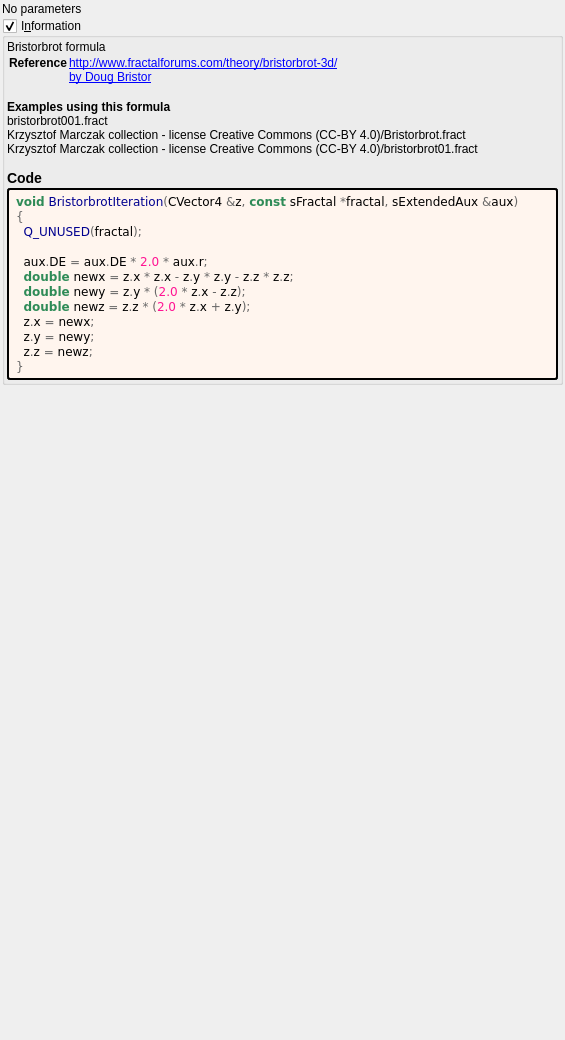
The window that mandelbulber2/formula/ui/bristorbrot.ui (buddhi1980/mandelbulber2) describes before a commit, drawn with Qt 5.
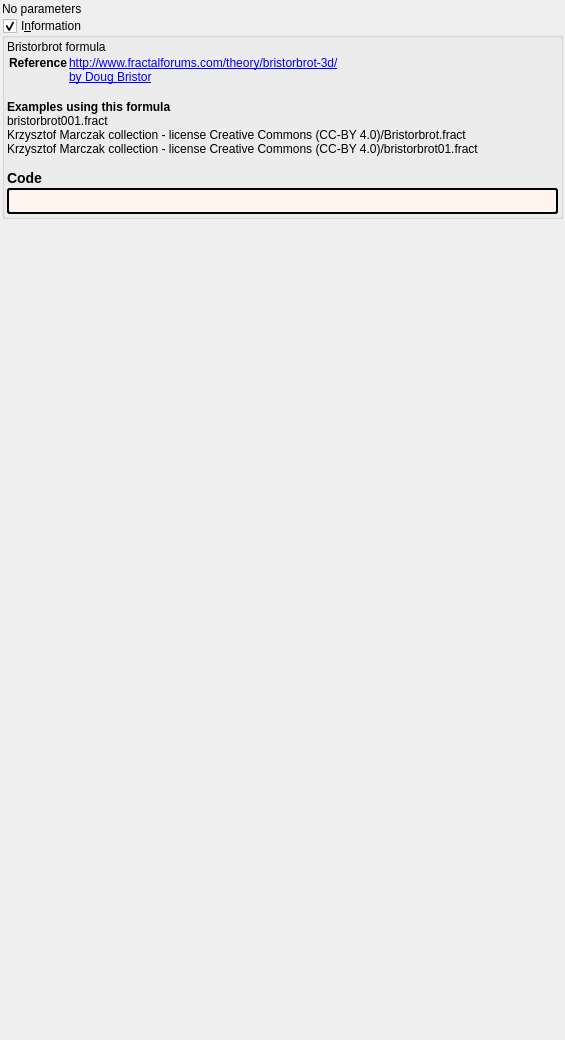
The same window after the commit. Custom widgets are drawn as their Qt base class.

Diff of the .ui file:
```diff
--- a/mandelbulber2/formula/ui/bristorbrot.ui
+++ b/mandelbulber2/formula/ui/bristorbrot.ui
@@ -90,21 +90,7 @@
          <string notr="true">border-style: outset; border-width: 2px; border-radius: 3px; border-color: black; background-color: #fff5ee; padding: 4px;</string>
         </property>
         <property name="text">
-         <string notr="true">&lt;body style=&quot;background-color:#fff5ee&quot;&gt;
-&lt;pre style=&quot;color:#000000; background-color:#fff5ee;  font-family:'Courier New',monospace;&quot;&gt;&lt;span style=&quot;color:#2e8b57; font-weight:bold&quot;&gt;void&lt;/span&gt; &lt;span style=&quot;color:#00008f&quot;&gt;BristorbrotIteration&lt;/span&gt;&lt;span style=&quot;color:#676767&quot;&gt;(&lt;/span&gt;CVector4 &lt;span style=&quot;color:#676767&quot;&gt;&amp;amp;&lt;/span&gt;z&lt;span style=&quot;color:#676767&quot;&gt;,&lt;/span&gt; &lt;span style=&quot;color:#2e8b57; font-weight:bold&quot;&gt;const&lt;/span&gt; sFractal &lt;span style=&quot;color:#676767&quot;&gt;*&lt;/span&gt;fractal&lt;span style=&quot;color:#676767&quot;&gt;,&lt;/span&gt; sExtendedAux &lt;span style=&quot;color:#676767&quot;&gt;&amp;amp;&lt;/span&gt;aux&lt;span style=&quot;color:#676767&quot;&gt;)&lt;/span&gt;
-&lt;span style=&quot;color:#676767&quot;&gt;{&lt;/span&gt;
-  &lt;span style=&quot;color:#00008f&quot;&gt;Q_UNUSED&lt;/span&gt;&lt;span style=&quot;color:#676767&quot;&gt;(&lt;/span&gt;fractal&lt;span style=&quot;color:#676767&quot;&gt;);&lt;/span&gt;
-
-  aux&lt;span style=&quot;color:#676767&quot;&gt;.&lt;/span&gt;DE &lt;span style=&quot;color:#676767&quot;&gt;=&lt;/span&gt; aux&lt;span style=&quot;color:#676767&quot;&gt;.&lt;/span&gt;DE &lt;span style=&quot;color:#676767&quot;&gt;*&lt;/span&gt; &lt;span style=&quot;color:#ff1493&quot;&gt;2.0&lt;/span&gt; &lt;span style=&quot;color:#676767&quot;&gt;*&lt;/span&gt; aux&lt;span style=&quot;color:#676767&quot;&gt;.&lt;/span&gt;r&lt;span style=&quot;color:#676767&quot;&gt;;&lt;/span&gt;
-  &lt;span style=&quot;color:#2e8b57; font-weight:bold&quot;&gt;double&lt;/span&gt; newx &lt;span style=&quot;color:#676767&quot;&gt;=&lt;/span&gt; z&lt;span style=&quot;color:#676767&quot;&gt;.&lt;/span&gt;x &lt;span style=&quot;color:#676767&quot;&gt;*&lt;/span&gt; z&lt;span style=&quot;color:#676767&quot;&gt;.&lt;/span&gt;x &lt;span style=&quot;color:#676767&quot;&gt;-&lt;/span&gt; z&lt;span style=&quot;color:#676767&quot;&gt;.&lt;/span&gt;y &lt;span style=&quot;color:#676767&quot;&gt;*&lt;/span&gt; z&lt;span style=&quot;color:#676767&quot;&gt;.&lt;/span&gt;y &lt;span style=&quot;color:#676767&quot;&gt;-&lt;/span&gt; z&lt;span style=&quot;color:#676767&quot;&gt;.&lt;/span&gt;z &lt;span style=&quot;color:#676767&quot;&gt;*&lt;/span&gt; z&lt;span style=&quot;color:#676767&quot;&gt;.&lt;/span&gt;z&lt;span style=&quot;color:#676767&quot;&gt;;&lt;/span&gt;
-  &lt;span style=&quot;color:#2e8b57; font-weight:bold&quot;&gt;double&lt;/span&gt; newy &lt;span style=&quot;color:#676767&quot;&gt;=&lt;/span&gt; z&lt;span style=&quot;color:#676767&quot;&gt;.&lt;/span&gt;y &lt;span style=&quot;color:#676767&quot;&gt;* (&lt;/span&gt;&lt;span style=&quot;color:#ff1493&quot;&gt;2.0&lt;/span&gt; &lt;span style=&quot;color:#676767&quot;&gt;*&lt;/span&gt; z&lt;span style=&quot;color:#676767&quot;&gt;.&lt;/span&gt;x &lt;span style=&quot;color:#676767&quot;&gt;-&lt;/span&gt; z&lt;span style=&quot;color:#676767&quot;&gt;.&lt;/span&gt;z&lt;span style=&quot;color:#676767&quot;&gt;);&lt;/span&gt;
-  &lt;span style=&quot;color:#2e8b57; font-weight:bold&quot;&gt;double&lt;/span&gt; newz &lt;span style=&quot;color:#676767&quot;&gt;=&lt;/span&gt; z&lt;span style=&quot;color:#676767&quot;&gt;.&lt;/span&gt;z &lt;span style=&quot;color:#676767&quot;&gt;* (&lt;/span&gt;&lt;span style=&quot;color:#ff1493&quot;&gt;2.0&lt;/span&gt; &lt;span style=&quot;color:#676767&quot;&gt;*&lt;/span&gt; z&lt;span style=&quot;color:#676767&quot;&gt;.&lt;/span&gt;x &lt;span style=&quot;color:#676767&quot;&gt;+&lt;/span&gt; z&lt;span style=&quot;color:#676767&quot;&gt;.&lt;/span&gt;y&lt;span style=&quot;color:#676767&quot;&gt;);&lt;/span&gt;
-  z&lt;span style=&quot;color:#676767&quot;&gt;.&lt;/span&gt;x &lt;span style=&quot;color:#676767&quot;&gt;=&lt;/span&gt; newx&lt;span style=&quot;color:#676767&quot;&gt;;&lt;/span&gt;
-  z&lt;span style=&quot;color:#676767&quot;&gt;.&lt;/span&gt;y &lt;span style=&quot;color:#676767&quot;&gt;=&lt;/span&gt; newy&lt;span style=&quot;color:#676767&quot;&gt;;&lt;/span&gt;
-  z&lt;span style=&quot;color:#676767&quot;&gt;.&lt;/span&gt;z &lt;span style=&quot;color:#676767&quot;&gt;=&lt;/span&gt; newz&lt;span style=&quot;color:#676767&quot;&gt;;&lt;/span&gt;
-&lt;span style=&quot;color:#676767&quot;&gt;}&lt;/span&gt;
-&lt;/pre&gt;
-&lt;/body&gt;</string>
+         <string notr="true"></string>
         </property>
         <property name="wordWrap">
          <bool>true</bool>
```
